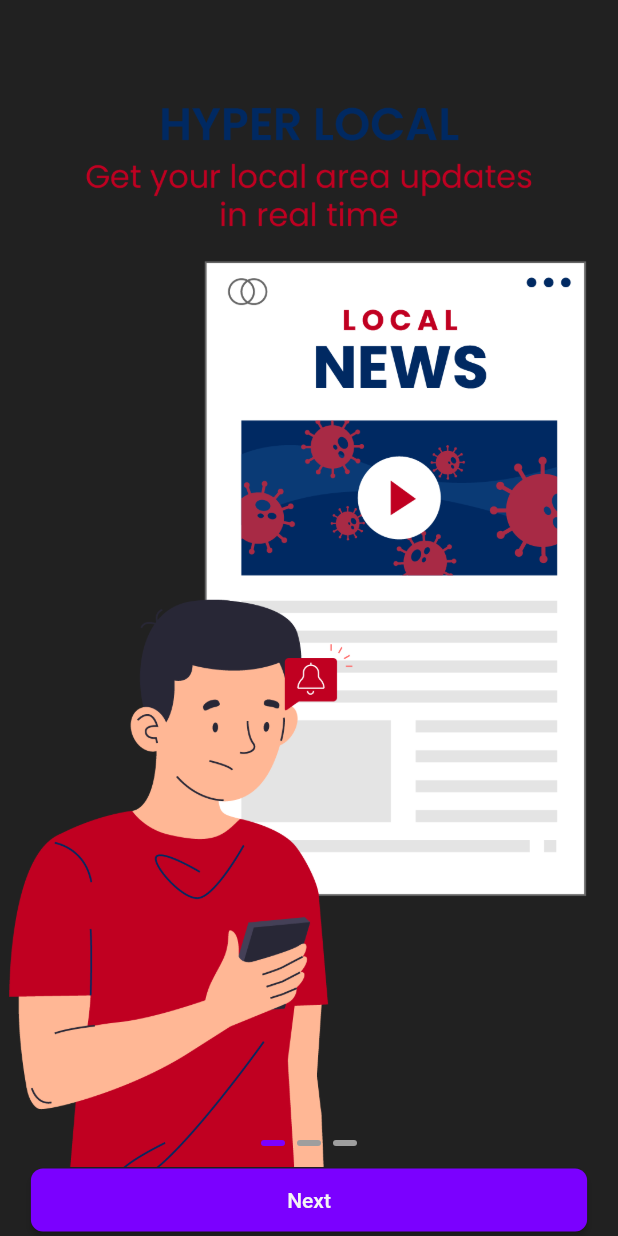
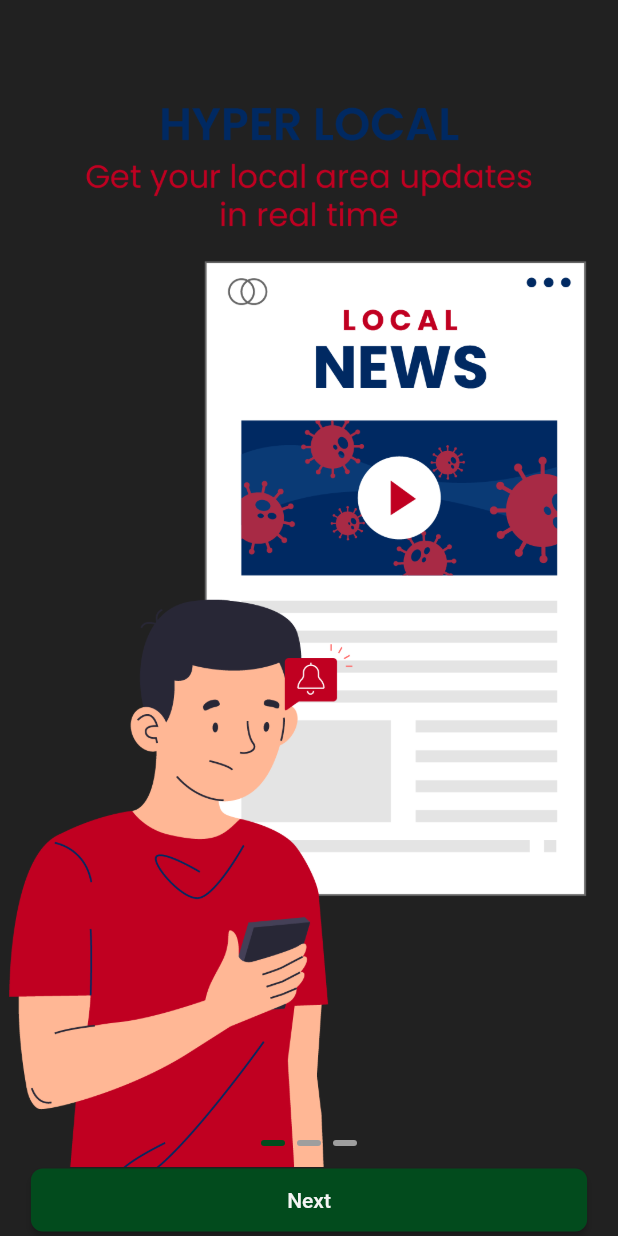
Before and after one commit to PrerakGada/EatEasy, a Flutter app: the screen it shows after launch, on a phone screen of 412 x 824 dp. Run offline on Flutter 3.47's test engine with Material 2 defaults, Android fonts, the phone set to English and light mode, and no system bars; drawn by our look-alikes of smooth_page_indicator; our stand-ins replace curved_navigation_bar, firebase_auth, firebase_core; accounts and stored records are empty.

Commit message:
Update colors

```diff
--- a/lib/Theme/app_colors.dart
+++ b/lib/Theme/app_colors.dart
@@ -1,9 +1,9 @@
 import 'dart:ui';
 
 abstract class AppColors {
-  static const primary = Color(0xff7b00ff);
-  static const primaryAccent = Color(0xffdbabff);
-  static const secondary = Color(0xff002962);
+  static const primary = Color(0xff024b1d);
+  static const primaryAccent = Color(0xff06e357);
+  static const secondary = Color(0xfffba839);
   static const black = Color(0xFF121212);
   static const greyDark = Color(0xFF212121);
   static const grey = Color(0xFF535353);
```
